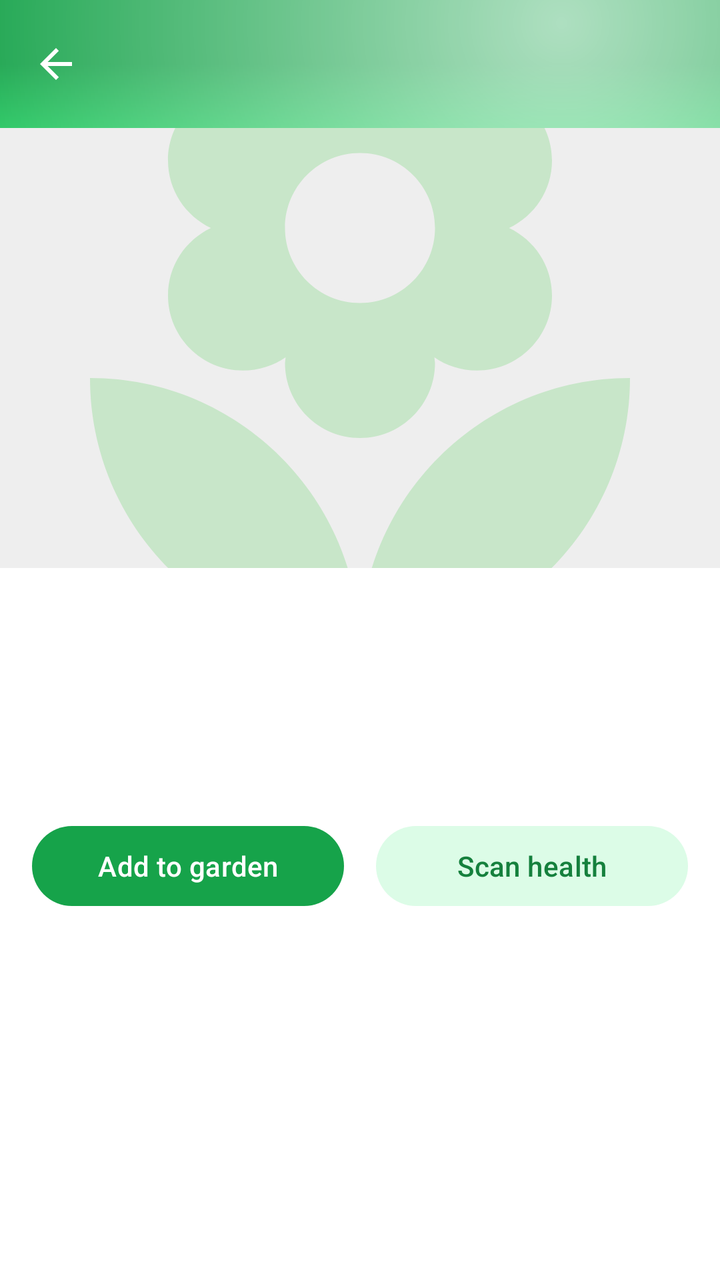
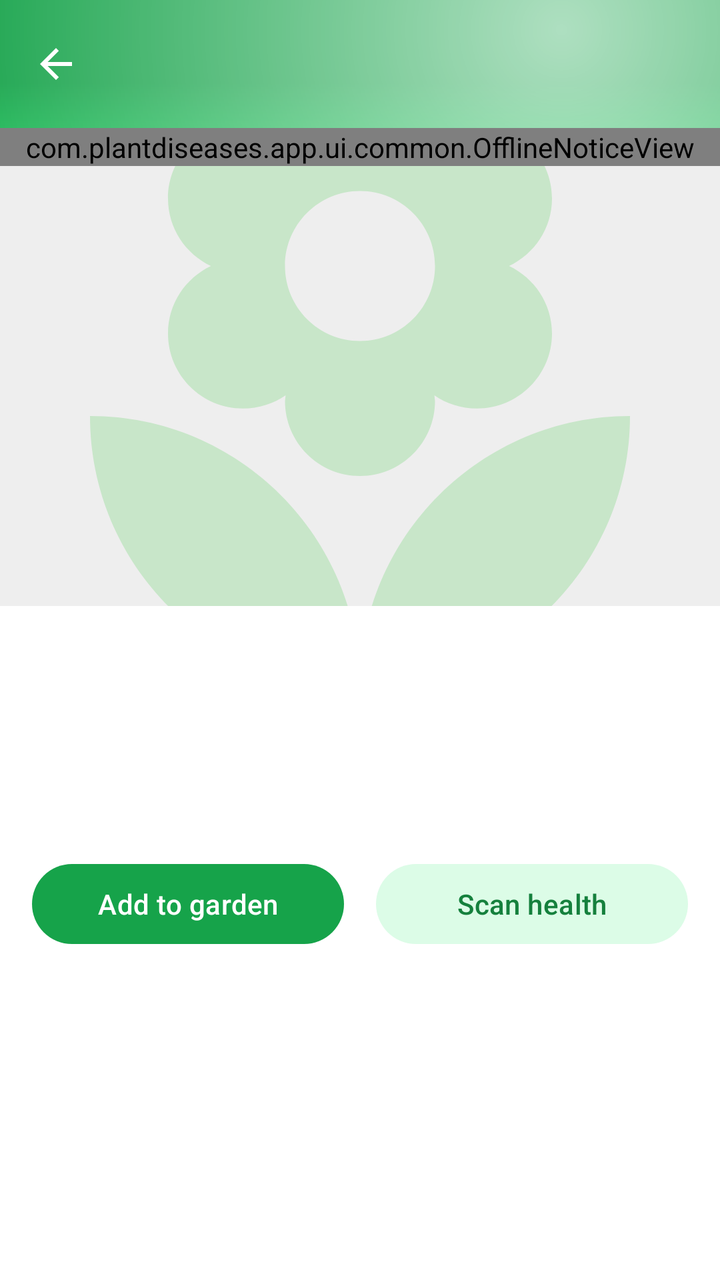

Two renders of the same Android screen: before a commit and after it. Below are the layout's source before the change and the commit's diff.
<!-- AndroidManifest.xml: application theme Theme.PlantDiseases -->
<!-- res/layout/activity_species_detail.xml -->
<?xml version="1.0" encoding="utf-8"?>
<androidx.coordinatorlayout.widget.CoordinatorLayout xmlns:android="http://schemas.android.com/apk/res/android"
    xmlns:app="http://schemas.android.com/apk/res-auto"
    android:layout_width="match_parent"
    android:layout_height="match_parent"
    android:background="@color/background">

    <com.google.android.material.appbar.AppBarLayout
        android:id="@+id/appbar"
        android:layout_width="match_parent"
        android:layout_height="wrap_content"
        android:background="@drawable/bg_toolbar_gradient"
        app:elevation="0dp">

        <com.google.android.material.appbar.MaterialToolbar
            android:id="@+id/species_toolbar"
            android:layout_width="match_parent"
            android:layout_height="64dp"
            app:navigationIcon="@drawable/ic_back"
            app:navigationIconTint="@color/toolbar_title"
            app:titleTextColor="@color/toolbar_title" />
    </com.google.android.material.appbar.AppBarLayout>

    <androidx.core.widget.NestedScrollView
        android:id="@+id/species_scroll"
        android:layout_width="match_parent"
        android:layout_height="match_parent"
        android:clipToPadding="false"
        app:layout_behavior="@string/appbar_scrolling_view_behavior">

        <LinearLayout
            android:layout_width="match_parent"
            android:layout_height="wrap_content"
            android:orientation="vertical"
            android:paddingBottom="@dimen/space_3xl">

            <ImageView
                android:id="@+id/iv_species_hero"
                android:layout_width="match_parent"
                android:layout_height="220dp"
                android:background="#11000000"
                android:scaleType="centerCrop"
                android:src="@drawable/ic_plant_placeholder"
                android:contentDescription="@null" />

            
            <HorizontalScrollView
                android:id="@+id/photo_strip_scroll"
                android:layout_width="match_parent"
                android:layout_height="wrap_content"
                android:clipToPadding="false"
                android:paddingHorizontal="@dimen/content_gutter"
                android:paddingTop="@dimen/space_md"
                android:scrollbars="none"
                android:visibility="gone">

                <LinearLayout
                    android:id="@+id/photo_strip"
                    android:layout_width="wrap_content"
                    android:layout_height="wrap_content"
                    android:orientation="horizontal" />
            </HorizontalScrollView>

            <LinearLayout
                android:layout_width="match_parent"
                android:layout_height="wrap_content"
                android:orientation="vertical"
                android:paddingHorizontal="@dimen/content_gutter"
                android:paddingTop="@dimen/space_lg">

                <TextView
                    android:id="@+id/tv_species_title"
                    android:layout_width="match_parent"
                    android:layout_height="wrap_content"
                    android:fontFamily="sans-serif-medium"
                    android:textColor="@color/on_surface"
                    android:textSize="@dimen/text_headline" />

                <TextView
                    android:id="@+id/tv_species_scientific"
                    android:layout_width="match_parent"
                    android:layout_height="wrap_content"
                    android:textColor="@color/on_surface_secondary"
                    android:textSize="@dimen/text_body_sm"
                    android:textStyle="italic" />

                <ProgressBar
                    android:id="@+id/progress"
                    android:layout_width="wrap_content"
                    android:layout_height="wrap_content"
                    android:layout_marginTop="@dimen/space_md"
                    android:visibility="gone" />

                <TextView
                    android:id="@+id/tv_species_extract"
                    android:layout_width="match_parent"
                    android:layout_height="wrap_content"
                    android:layout_marginTop="@dimen/space_md"
                    android:lineSpacingExtra="3dp"
                    android:textColor="@color/on_surface"
                    android:textSize="@dimen/text_body" />

                <com.google.android.material.button.MaterialButton
                    android:id="@+id/btn_wikipedia"
                    style="@style/Widget.Material3.Button.TextButton"
                    android:layout_width="wrap_content"
                    android:layout_height="wrap_content"
                    android:layout_marginTop="@dimen/space_xs"
                    android:text="@string/identify_wikipedia"
                    android:visibility="gone" />

                
                <FrameLayout
                    android:id="@+id/care_slot"
                    android:layout_width="match_parent"
                    android:layout_height="wrap_content"
                    android:layout_marginTop="@dimen/space_md" />

                
                <com.google.android.material.card.MaterialCardView
                    android:id="@+id/card_toxicity"
                    android:layout_width="match_parent"
                    android:layout_height="wrap_content"
                    android:layout_marginTop="@dimen/space_md"
                    android:visibility="gone"
                    app:cardCornerRadius="@dimen/radius_lg"
                    app:cardElevation="0dp">

                    <LinearLayout
                        android:layout_width="match_parent"
                        android:layout_height="wrap_content"
                        android:orientation="horizontal"
                        android:gravity="center_vertical"
                        android:padding="@dimen/space_lg">

                        <ImageView
                            android:id="@+id/iv_toxicity_icon"
                            android:layout_width="32dp"
                            android:layout_height="32dp"
                            android:src="@drawable/ic_warning"
                            android:contentDescription="@null"
                            android:importantForAccessibility="no" />

                        <LinearLayout
                            android:layout_width="0dp"
                            android:layout_height="wrap_content"
                            android:layout_weight="1"
                            android:layout_marginStart="@dimen/space_md"
                            android:orientation="vertical">

                            <TextView
                                android:id="@+id/tv_toxicity_title"
                                android:layout_width="wrap_content"
                                android:layout_height="wrap_content"
                                android:textSize="@dimen/text_body"
                                android:fontFamily="sans-serif-medium" />

                            <TextView
                                android:id="@+id/tv_toxicity_body"
                                android:layout_width="match_parent"
                                android:layout_height="wrap_content"
                                android:layout_marginTop="@dimen/space_xs"
                                android:textSize="@dimen/text_body_sm"
                                android:textColor="@color/on_surface_secondary"
                                android:lineSpacingExtra="2dp" />

                        </LinearLayout>

                    </LinearLayout>

                </com.google.android.material.card.MaterialCardView>

                
                <TextView
                    android:id="@+id/tv_diseases_title"
                    android:layout_width="match_parent"
                    android:layout_height="wrap_content"
                    android:layout_marginTop="@dimen/space_lg"
                    android:fontFamily="sans-serif-medium"
                    android:text="@string/species_common_problems"
                    android:textColor="@color/on_surface"
                    android:textSize="@dimen/text_body"
                    android:visibility="gone" />

                <TextView
                    android:id="@+id/tv_diseases_subtitle"
                    android:layout_width="match_parent"
                    android:layout_height="wrap_content"
                    android:layout_marginTop="2dp"
                    android:textColor="@color/on_surface_secondary"
                    android:textSize="@dimen/text_body_sm"
                    android:visibility="gone" />

                <ProgressBar
                    android:id="@+id/pb_diseases"
                    style="?android:attr/progressBarStyleSmall"
                    android:layout_width="wrap_content"
                    android:layout_height="wrap_content"
                    android:layout_marginTop="@dimen/space_sm"
                    android:visibility="gone" />

                <LinearLayout
                    android:id="@+id/list_diseases"
                    android:layout_width="match_parent"
                    android:layout_height="wrap_content"
                    android:layout_marginTop="@dimen/space_xs"
                    android:orientation="vertical"
                    android:visibility="gone" />

                
                <LinearLayout
                    android:layout_width="match_parent"
                    android:layout_height="wrap_content"
                    android:layout_marginTop="@dimen/space_lg"
                    android:baselineAligned="false"
                    android:orientation="horizontal">

                    <com.google.android.material.button.MaterialButton
                        android:id="@+id/btn_add_garden"
                        android:layout_width="0dp"
                        android:layout_height="match_parent"
                        android:layout_weight="1"
                        android:layout_marginEnd="@dimen/space_sm"
                        android:text="@string/identify_add_garden" />

                    <com.google.android.material.button.MaterialButton
                        android:id="@+id/btn_scan_health"
                        style="@style/Widget.Material3.Button.TonalButton"
                        android:layout_width="0dp"
                        android:layout_height="match_parent"
                        android:layout_weight="1"
                        android:layout_marginStart="@dimen/space_sm"
                        android:text="@string/identify_scan_health" />
                </LinearLayout>
            </LinearLayout>
        </LinearLayout>
    </androidx.core.widget.NestedScrollView>
</androidx.coordinatorlayout.widget.CoordinatorLayout>
<!-- resources referenced by this layout -->
<resources>
  <color name="background">#FFFFFF</color>
  <color name="on_surface">#052E16</color>
  <color name="on_surface_secondary">#4B5563</color>
  <color name="toolbar_title">#FFFFFF</color>
  <dimen name="content_gutter">16dp</dimen>
  <dimen name="radius_lg">22dp</dimen>
  <dimen name="space_3xl">32dp</dimen>
  <dimen name="space_lg">16dp</dimen>
  <dimen name="space_md">12dp</dimen>
  <dimen name="space_sm">8dp</dimen>
  <dimen name="space_xs">4dp</dimen>
  <dimen name="text_body">14sp</dimen>
  <dimen name="text_body_sm">13sp</dimen>
  <dimen name="text_headline">24sp</dimen>
  <!-- drawable ic_back (drawable) -->
  <vector xmlns:android="http://schemas.android.com/apk/res/android" android:width="24dp" android:height="24dp" android:viewportWidth="24" android:viewportHeight="24">
      <path android:fillColor="#000000" android:pathData="M20,11H7.83l5.59,-5.59L12,4l-8,8 8,8 1.41,-1.41L7.83,13H20v-2z"/>
  </vector>
  <!-- drawable ic_warning (drawable) -->
  <vector xmlns:android="http://schemas.android.com/apk/res/android"
      android:width="24dp"
      android:height="24dp"
      android:viewportWidth="24"
      android:viewportHeight="24"
      android:tint="@color/warning_amber">
      <path
          android:fillColor="@android:color/white"
          android:pathData="M12,2L1,21h22L12,2zM13,18h-2v-2h2v2zM13,14h-2v-4h2v4z" />
  </vector>
  <string name="identify_add_garden">Add to garden</string>
  <string name="identify_scan_health">Scan health</string>
  <string name="identify_wikipedia">Read on Wikipedia</string>
  <string name="species_common_problems">Common problems to watch for</string>
  <color name="toolbar_top">#16A34A</color>
  <color name="gradient_mid">#16A34A</color>
  <color name="toolbar_bottom">#22C55E</color>
  <color name="glass_white_soft">#A6FFFFFF</color>
  <color name="warning_amber">#D97706</color>
  <color name="primary">#16A34A</color>
  <color name="primary_dark">#15803D</color>
  <color name="on_primary">#FFFFFF</color>
  <color name="primary_light">#DCFCE7</color>
  <color name="secondary">#4ADE80</color>
  <color name="on_secondary">#052E16</color>
  <color name="surface">#FFFFFF</color>
  <color name="surface_variant">#F0FDF4</color>
  <color name="surface_container_low">#F4FBF6</color>
  <color name="surface_container">#ECF7F0</color>
  <style name="App.FAB" parent="Widget.Material3.FloatingActionButton.Primary">
          <item name="backgroundTint">@color/primary</item>
          <item name="tint">@color/on_primary</item>
          <item name="rippleColor">@color/primary_dark</item>
          <item name="elevation">6dp</item>
          <item name="hoveredFocusedTranslationZ">8dp</item>
          <item name="pressedTranslationZ">10dp</item>
      </style>
  <style name="App.FAB.Extended" parent="Widget.Material3.ExtendedFloatingActionButton.Primary">
          <item name="backgroundTint">@color/primary</item>
          <item name="iconTint">@color/on_primary</item>
          <item name="android:textColor">@color/on_primary</item>
          <item name="rippleColor">@color/primary_dark</item>
          <item name="elevation">6dp</item>
          <item name="android:fontFamily">sans-serif-medium</item>
          <item name="android:letterSpacing">0.02</item>
      </style>
  <style name="ShapeAppearance.App.Button" parent="ShapeAppearance.Material3.Corner.Large">
          <item name="cornerSize">24dp</item>
      </style>
  <dimen name="space_2xl">24dp</dimen>
  <!-- unchanged entries left out for length: 4 -->
</resources>

<!-- the commit's change to res/layout/activity_species_detail.xml (unified diff, before → after) -->
@@ -19,6 +19,12 @@
             app:navigationIcon="@drawable/ic_back"
             app:navigationIconTint="@color/toolbar_title"
             app:titleTextColor="@color/toolbar_title" />
+
+        
+        <com.plantdiseases.app.ui.common.OfflineNoticeView
+            android:id="@+id/offline_notice"
+            android:layout_width="match_parent"
+            android:layout_height="wrap_content" />
     </com.google.android.material.appbar.AppBarLayout>
 
     <androidx.core.widget.NestedScrollView
